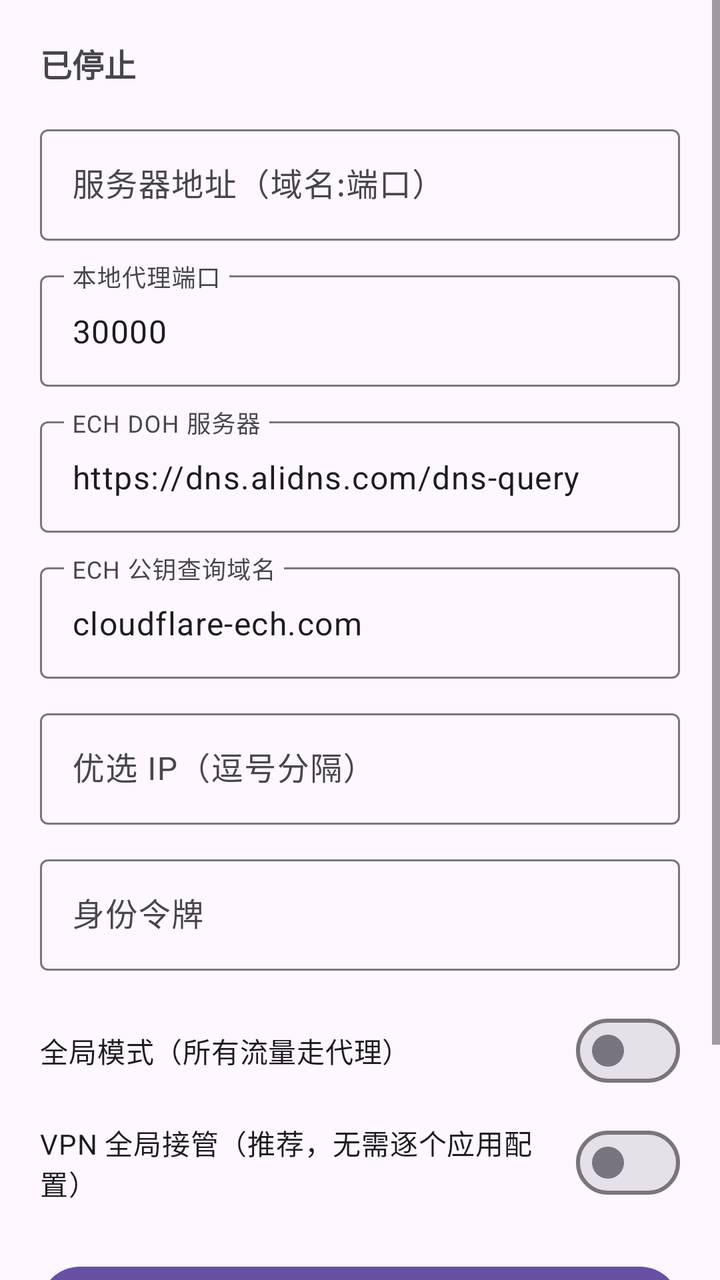
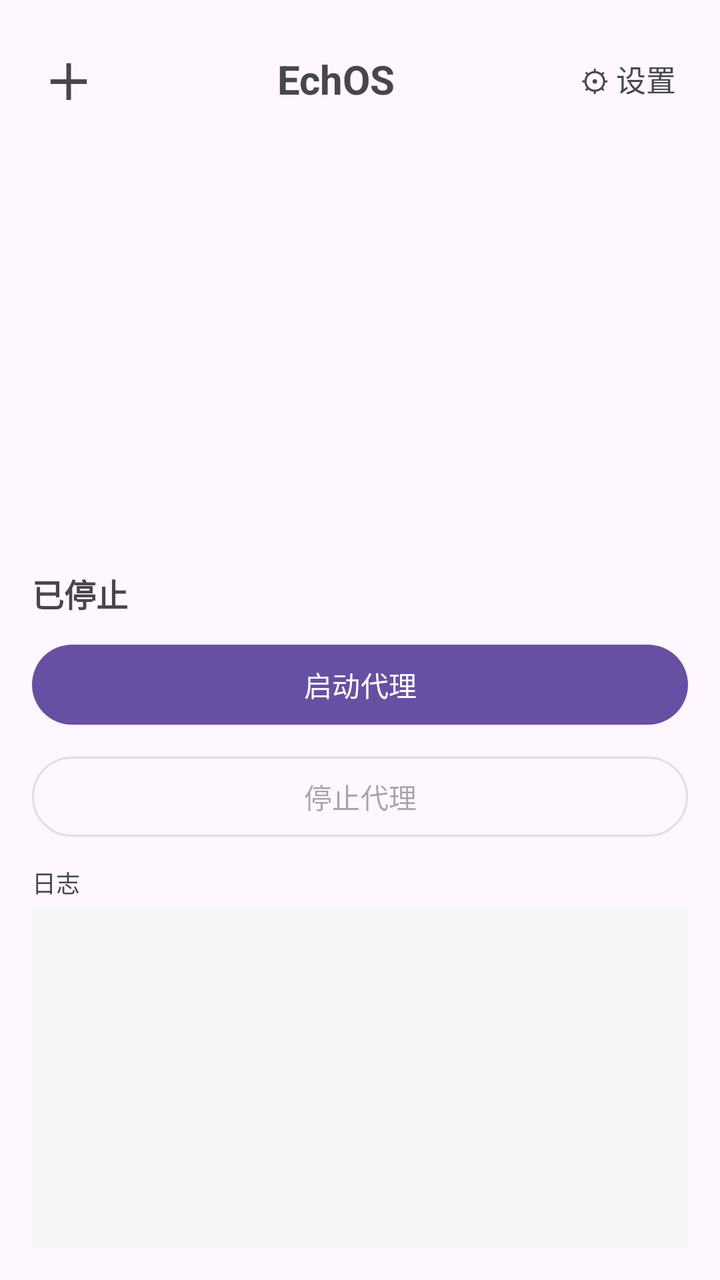

An Android layout rendered at two revisions. The XML below is the earlier revision; the diff shows what the commit changed to produce the second picture.
<!-- AndroidManifest.xml: application theme Theme.EchOS -->
<!-- res/layout/activity_main.xml -->
<?xml version="1.0" encoding="utf-8"?>
<ScrollView xmlns:android="http://schemas.android.com/apk/res/android"
    android:layout_width="match_parent"
    android:layout_height="match_parent"
    android:fillViewport="true">

    <LinearLayout
        android:layout_width="match_parent"
        android:layout_height="wrap_content"
        android:orientation="vertical"
        android:padding="20dp">

        <TextView
            android:id="@+id/statusView"
            android:layout_width="match_parent"
            android:layout_height="wrap_content"
            android:text="@string/stopped"
            android:textSize="16sp"
            android:textStyle="bold"
            android:layout_marginBottom="16dp" />

        <com.google.android.material.textfield.TextInputLayout
            android:layout_width="match_parent"
            android:layout_height="wrap_content"
            android:hint="@string/server_addr"
            style="@style/Widget.Material3.TextInputLayout.OutlinedBox">

            <com.google.android.material.textfield.TextInputEditText
                android:id="@+id/editAddr"
                android:layout_width="match_parent"
                android:layout_height="wrap_content"
                android:inputType="textUri"
                android:singleLine="true" />
        </com.google.android.material.textfield.TextInputLayout>

        <com.google.android.material.textfield.TextInputLayout
            android:layout_width="match_parent"
            android:layout_height="wrap_content"
            android:layout_marginTop="12dp"
            android:hint="@string/local_port"
            style="@style/Widget.Material3.TextInputLayout.OutlinedBox">

            <com.google.android.material.textfield.TextInputEditText
                android:id="@+id/editPort"
                android:layout_width="match_parent"
                android:layout_height="wrap_content"
                android:inputType="number"
                android:text="30000"
                android:singleLine="true" />
        </com.google.android.material.textfield.TextInputLayout>

        <com.google.android.material.textfield.TextInputLayout
            android:layout_width="match_parent"
            android:layout_height="wrap_content"
            android:layout_marginTop="12dp"
            android:hint="@string/ech_doh"
            style="@style/Widget.Material3.TextInputLayout.OutlinedBox">

            <com.google.android.material.textfield.TextInputEditText
                android:id="@+id/editDoh"
                android:layout_width="match_parent"
                android:layout_height="wrap_content"
                android:inputType="textUri"
                android:text="https://dns.alidns.com/dns-query"
                android:singleLine="true" />
        </com.google.android.material.textfield.TextInputLayout>

        <com.google.android.material.textfield.TextInputLayout
            android:layout_width="match_parent"
            android:layout_height="wrap_content"
            android:layout_marginTop="12dp"
            android:hint="@string/ech_domain"
            style="@style/Widget.Material3.TextInputLayout.OutlinedBox">

            <com.google.android.material.textfield.TextInputEditText
                android:id="@+id/editEch"
                android:layout_width="match_parent"
                android:layout_height="wrap_content"
                android:inputType="textUri"
                android:text="cloudflare-ech.com"
                android:singleLine="true" />
        </com.google.android.material.textfield.TextInputLayout>

        <com.google.android.material.textfield.TextInputLayout
            android:layout_width="match_parent"
            android:layout_height="wrap_content"
            android:layout_marginTop="12dp"
            android:hint="@string/preferred_ips"
            style="@style/Widget.Material3.TextInputLayout.OutlinedBox">

            <com.google.android.material.textfield.TextInputEditText
                android:id="@+id/editIps"
                android:layout_width="match_parent"
                android:layout_height="wrap_content"
                android:inputType="textUri"
                android:singleLine="true" />
        </com.google.android.material.textfield.TextInputLayout>

        <com.google.android.material.textfield.TextInputLayout
            android:layout_width="match_parent"
            android:layout_height="wrap_content"
            android:layout_marginTop="12dp"
            android:hint="@string/token"
            style="@style/Widget.Material3.TextInputLayout.OutlinedBox">

            <com.google.android.material.textfield.TextInputEditText
                android:id="@+id/editToken"
                android:layout_width="match_parent"
                android:layout_height="wrap_content"
                android:inputType="text"
                android:singleLine="true" />
        </com.google.android.material.textfield.TextInputLayout>

        <com.google.android.material.materialswitch.MaterialSwitch
            android:id="@+id/switchGlobal"
            android:layout_width="match_parent"
            android:layout_height="wrap_content"
            android:layout_marginTop="16dp"
            android:text="@string/mode_global" />

        <com.google.android.material.materialswitch.MaterialSwitch
            android:id="@+id/switchVpn"
            android:layout_width="match_parent"
            android:layout_height="wrap_content"
            android:layout_marginTop="8dp"
            android:text="VPN 全局接管（推荐，无需逐个应用配置）" />

        <com.google.android.material.button.MaterialButton
            android:id="@+id/btnStart"
            android:layout_width="match_parent"
            android:layout_height="wrap_content"
            android:layout_marginTop="24dp"
            android:text="@string/start" />

        <com.google.android.material.button.MaterialButton
            android:id="@+id/btnStop"
            android:layout_width="match_parent"
            android:layout_height="wrap_content"
            android:layout_marginTop="8dp"
            android:enabled="false"
            android:text="@string/stop" />

        <TextView
            android:id="@+id/logView"
            android:layout_width="match_parent"
            android:layout_height="wrap_content"
            android:layout_marginTop="16dp"
            android:background="#F5F5F5"
            android:fontFamily="monospace"
            android:textIsSelectable="true"
            android:textSize="11sp" />
    </LinearLayout>
</ScrollView>
<!-- resources referenced by this layout -->
<resources>
  <string name="ech_doh">ECH DOH 服务器</string>
  <string name="ech_domain">ECH 公钥查询域名</string>
  <string name="local_port">本地代理端口</string>
  <string name="mode_global">全局模式（所有流量走代理）</string>
  <string name="preferred_ips">优选 IP（逗号分隔）</string>
  <string name="server_addr">服务器地址（域名:端口）</string>
  <string name="start">启动代理</string>
  <string name="stop">停止代理</string>
  <string name="stopped">已停止</string>
  <string name="token">身份令牌</string>
  <style name="Theme.EchOS" parent="Theme.Material3.DayNight.NoActionBar" />
</resources>

<!-- the commit's change to res/layout/activity_main.xml (unified diff, before → after) -->
@@ -1,153 +1,107 @@
 <?xml version="1.0" encoding="utf-8"?>
-<ScrollView xmlns:android="http://schemas.android.com/apk/res/android"
+<LinearLayout xmlns:android="http://schemas.android.com/apk/res/android"
+    xmlns:app="http://schemas.android.com/apk/res-auto"
     android:layout_width="match_parent"
     android:layout_height="match_parent"
-    android:fillViewport="true">
+    android:orientation="vertical"
+    android:padding="16dp">
 
+    
     <LinearLayout
         android:layout_width="match_parent"
         android:layout_height="wrap_content"
-        android:orientation="vertical"
-        android:padding="20dp">
+        android:gravity="center_vertical"
+        android:orientation="horizontal">
 
         <TextView
-            android:id="@+id/statusView"
+            android:id="@+id/btnAddCard"
+            android:layout_width="wrap_content"
+            android:layout_height="wrap_content"
+            android:background="?attr/selectableItemBackgroundBorderless"
+            android:padding="6dp"
+            android:text="＋"
+            android:textSize="24sp"
+            android:textStyle="bold" />
+
+        <TextView
+            android:layout_width="0dp"
+            android:layout_height="wrap_content"
+            android:layout_weight="1"
+            android:gravity="center"
+            android:text="@string/app_name"
+            android:textSize="20sp"
+            android:textStyle="bold" />
+
+        <TextView
+            android:id="@+id/btnSettings"
+            android:layout_width="wrap_content"
+            android:layout_height="wrap_content"
+            android:background="?attr/selectableItemBackgroundBorderless"
+            android:padding="6dp"
+            android:text="⚙ 设置"
+            android:textSize="15sp" />
+    </LinearLayout>
+
+    
+    <ScrollView
+        android:id="@+id/cardsScroll"
+        android:layout_width="match_parent"
+        android:layout_height="0dp"
+        android:layout_marginTop="8dp"
+        android:layout_weight="1">
+
+        <LinearLayout
+            android:id="@+id/cardsContainer"
             android:layout_width="match_parent"
             android:layout_height="wrap_content"
-            android:text="@string/stopped"
-            android:textSize="16sp"
-            android:textStyle="bold"
-            android:layout_marginBottom="16dp" />
+            android:orientation="vertical" />
+    </ScrollView>
 
-        <com.google.android.material.textfield.TextInputLayout
-            android:layout_width="match_parent"
-            android:layout_height="wrap_content"
-            android:hint="@string/server_addr"
-            style="@style/Widget.Material3.TextInputLayout.OutlinedBox">
+    <TextView
+        android:id="@+id/statusView"
+        android:layout_width="match_parent"
+        android:layout_height="wrap_content"
+        android:layout_marginTop="10dp"
+        android:text="@string/stopped"
+        android:textSize="16sp"
+        android:textStyle="bold" />
 
-            <com.google.android.material.textfield.TextInputEditText
-                android:id="@+id/editAddr"
-                android:layout_width="match_parent"
-                android:layout_height="wrap_content"
-                android:inputType="textUri"
-                android:singleLine="true" />
-        </com.google.android.material.textfield.TextInputLayout>
+    <com.google.android.material.button.MaterialButton
+        android:id="@+id/btnStart"
+        android:layout_width="match_parent"
+        android:layout_height="wrap_content"
+        android:layout_marginTop="10dp"
+        android:text="@string/start" />
 
-        <com.google.android.material.textfield.TextInputLayout
-            android:layout_width="match_parent"
-            android:layout_height="wrap_content"
-            android:layout_marginTop="12dp"
-            android:hint="@string/local_port"
-            style="@style/Widget.Material3.TextInputLayout.OutlinedBox">
+    <com.google.android.material.button.MaterialButton
+        android:id="@+id/btnStop"
+        style="@style/Widget.Material3.Button.OutlinedButton"
+        android:layout_width="match_parent"
+        android:layout_height="wrap_content"
+        android:layout_marginTop="8dp"
+        android:enabled="false"
+        android:text="@string/stop" />
 
-            <com.google.android.material.textfield.TextInputEditText
-                android:id="@+id/editPort"
-                android:layout_width="match_parent"
-                android:layout_height="wrap_content"
-                android:inputType="number"
-                android:text="30000"
-                android:singleLine="true" />
-        </com.google.android.material.textfield.TextInputLayout>
+    <TextView
+        android:layout_width="match_parent"
+        android:layout_height="wrap_content"
+        android:layout_marginTop="10dp"
+        android:text="日志"
+        android:textSize="12sp" />
 
-        <com.google.android.material.textfield.TextInputLayout
-            android:layout_width="match_parent"
-            android:layout_height="wrap_content"
-            android:layout_marginTop="12dp"
-            android:hint="@string/ech_doh"
-            style="@style/Widget.Material3.TextInputLayout.OutlinedBox">
-
-            <com.google.android.material.textfield.TextInputEditText
-                android:id="@+id/editDoh"
-                android:layout_width="match_parent"
-                android:layout_height="wrap_content"
-                android:inputType="textUri"
-                android:text="https://dns.alidns.com/dns-query"
-                android:singleLine="true" />
-        </com.google.android.material.textfield.TextInputLayout>
-
-        <com.google.android.material.textfield.TextInputLayout
-            android:layout_width="match_parent"
-            android:layout_height="wrap_content"
-            android:layout_marginTop="12dp"
-            android:hint="@string/ech_domain"
-            style="@style/Widget.Material3.TextInputLayout.OutlinedBox">
-
-            <com.google.android.material.textfield.TextInputEditText
-                android:id="@+id/editEch"
-                android:layout_width="match_parent"
-                android:layout_height="wrap_content"
-                android:inputType="textUri"
-                android:text="cloudflare-ech.com"
-                android:singleLine="true" />
-        </com.google.android.material.textfield.TextInputLayout>
-
-        <com.google.android.material.textfield.TextInputLayout
-            android:layout_width="match_parent"
-            android:layout_height="wrap_content"
-            android:layout_marginTop="12dp"
-            android:hint="@string/preferred_ips"
-            style="@style/Widget.Material3.TextInputLayout.OutlinedBox">
-
-            <com.google.android.material.textfield.TextInputEditText
-                android:id="@+id/editIps"
-                android:layout_width="match_parent"
-                android:layout_height="wrap_content"
-                android:inputType="textUri"
-                android:singleLine="true" />
-        </com.google.android.material.textfield.TextInputLayout>
-
-        <com.google.android.material.textfield.TextInputLayout
-            android:layout_width="match_parent"
-            android:layout_height="wrap_content"
-            android:layout_marginTop="12dp"
-            android:hint="@string/token"
-            style="@style/Widget.Material3.TextInputLayout.OutlinedBox">
-
-            <com.google.android.material.textfield.TextInputEditText
-                android:id="@+id/editToken"
-                android:layout_width="match_parent"
-                android:layout_height="wrap_content"
-                android:inputType="text"
-                android:singleLine="true" />
-        </com.google.android.material.textfield.TextInputLayout>
-
-        <com.google.android.material.materialswitch.MaterialSwitch
-            android:id="@+id/switchGlobal"
-            android:layout_width="match_parent"
-            android:layout_height="wrap_content"
-            android:layout_marginTop="16dp"
-            android:text="@string/mode_global" />
-
-        <com.google.android.material.materialswitch.MaterialSwitch
-            android:id="@+id/switchVpn"
-            android:layout_width="match_parent"
-            android:layout_height="wrap_content"
-            android:layout_marginTop="8dp"
-            android:text="VPN 全局接管（推荐，无需逐个应用配置）" />
-
-        <com.google.android.material.button.MaterialButton
-            android:id="@+id/btnStart"
-            android:layout_width="match_parent"
-            android:layout_height="wrap_content"
-            android:layout_marginTop="24dp"
-            android:text="@string/start" />
-
-        <com.google.android.material.button.MaterialButton
-            android:id="@+id/btnStop"
-            android:layout_width="match_parent"
-            android:layout_height="wrap_content"
-            android:layout_marginTop="8dp"
-            android:enabled="false"
-            android:text="@string/stop" />
+    <ScrollView
+        android:layout_width="match_parent"
+        android:layout_height="170dp"
+        android:layout_marginTop="4dp"
+        android:background="#F5F5F5">
 
         <TextView
             android:id="@+id/logView"
             android:layout_width="match_parent"
             android:layout_height="wrap_content"
-            android:layout_marginTop="16dp"
-            android:background="#F5F5F5"
             android:fontFamily="monospace"
+            android:padding="8dp"
             android:textIsSelectable="true"
             android:textSize="11sp" />
-    </LinearLayout>
-</ScrollView>
+    </ScrollView>
+</LinearLayout>
<!-- resource entries referenced after the edit -->
@@ -1,15 +1,9 @@
 <!-- resources referenced by this layout -->
 <resources>
-  <string name="ech_doh">ECH DOH 服务器</string>
-  <string name="ech_domain">ECH 公钥查询域名</string>
-  <string name="local_port">本地代理端口</string>
-  <string name="mode_global">全局模式（所有流量走代理）</string>
-  <string name="preferred_ips">优选 IP（逗号分隔）</string>
-  <string name="server_addr">服务器地址（域名:端口）</string>
+  <string name="app_name">EchOS</string>
   <string name="start">启动代理</string>
   <string name="stop">停止代理</string>
   <string name="stopped">已停止</string>
-  <string name="token">身份令牌</string>
   <style name="Theme.EchOS" parent="Theme.Material3.DayNight.NoActionBar" />
 </resources>
 
